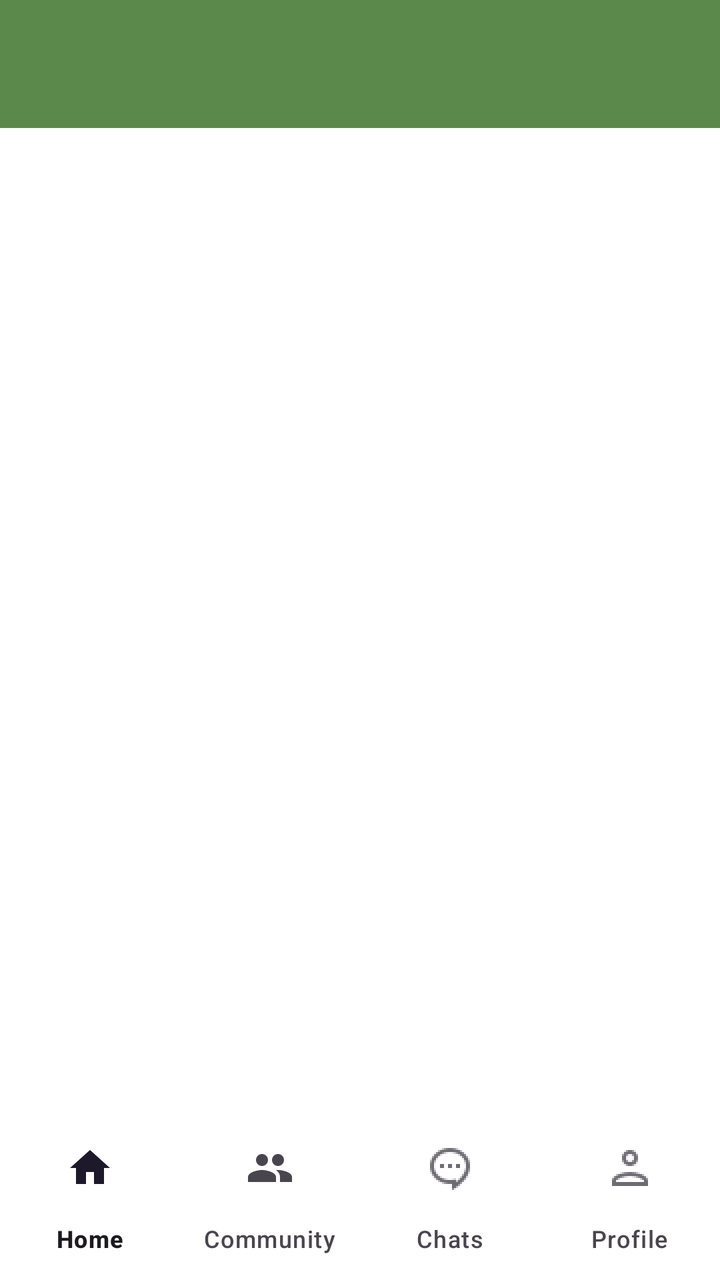
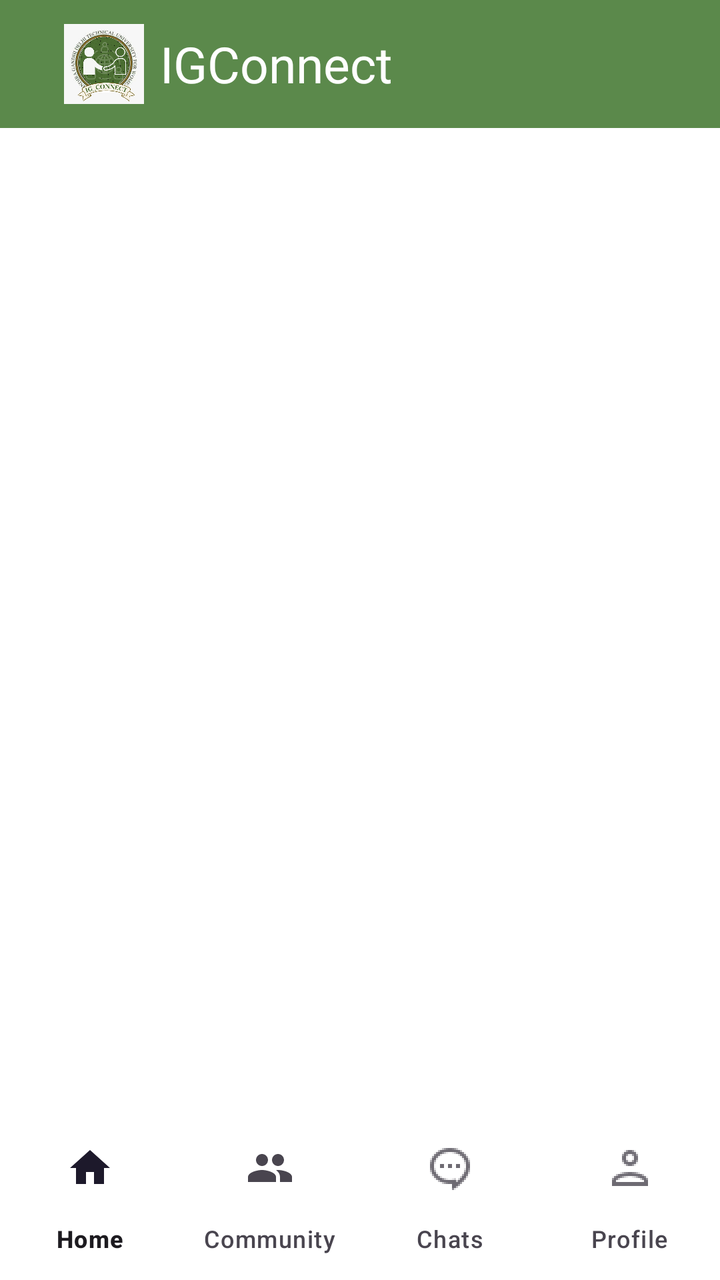

Screens rendered from an Android XML layout before and after an edit, with the pre-edit source and the edit as a unified diff.
<!-- AndroidManifest.xml: application theme Theme.IG_Connect -->
<!-- res/layout/activity_after_login.xml -->
<androidx.constraintlayout.widget.ConstraintLayout xmlns:android="http://schemas.android.com/apk/res/android"
    xmlns:app="http://schemas.android.com/apk/res-auto"
    xmlns:tools="http://schemas.android.com/tools"
    android:id="@+id/main"
    android:layout_width="match_parent"
    android:layout_height="match_parent"
    android:fitsSystemWindows="true"
    tools:context=".AfterLoginActivity">

    
    <androidx.appcompat.widget.Toolbar
        android:id="@+id/toolbar"
        android:layout_width="0dp"
        android:layout_height="wrap_content"
        android:background="@color/custom_green"
        android:elevation="4dp"
        android:titleTextColor="@android:color/white"
        android:theme="@style/ThemeOverlay.AppCompat.ActionBar"
        app:popupTheme="@style/ThemeOverlay.AppCompat.Light"
        app:layout_constraintTop_toTopOf="parent"
        app:layout_constraintStart_toStartOf="parent"
        app:layout_constraintEnd_toEndOf="parent" />

    <FrameLayout
        android:id="@+id/fragment_container"
        android:layout_width="0dp"
        android:layout_height="690dp"
        app:layout_constraintTop_toBottomOf="@id/toolbar"
        app:layout_constraintBottom_toTopOf="@id/bottom_navigation"
        app:layout_constraintStart_toStartOf="parent"
        app:layout_constraintEnd_toEndOf="parent"
        android:layout_marginTop="8dp"
        android:paddingTop="8dp"
        android:paddingLeft="16dp"
        android:background="@color/white"
        android:paddingRight="16dp" />

    
    <com.google.android.material.bottomnavigation.BottomNavigationView
        android:id="@+id/bottom_navigation"
        android:layout_width="0dp"
        android:layout_height="wrap_content"
        android:background="@color/blue"
        android:paddingBottom="0dp"
        app:itemBackground="@color/white"
        app:labelVisibilityMode="labeled"
        app:menu="@menu/bottom_menu"
        app:layout_constraintBottom_toBottomOf="parent"
        app:layout_constraintStart_toStartOf="parent"
        app:layout_constraintEnd_toEndOf="parent" />
</androidx.constraintlayout.widget.ConstraintLayout>
<!-- resources referenced by this layout -->
<resources>
  <color name="blue">#85DAFF</color>
  <color name="custom_green">#5b894b</color>
  <color name="white">#FFFFFF</color>
  <style name="Theme.IG_Connect" parent="Base.Theme.IG_Connect" />
  <style name="Base.Theme.IG_Connect" parent="Theme.Material3.Light.NoActionBar">
          <item name="colorPrimary">@color/blue</item>
          <item name="colorPrimaryVariant">@color/blue</item>
          <item name="android:statusBarColor">@color/blue</item>
      </style>
</resources>

<!-- the commit's change to res/layout/activity_after_login.xml (unified diff, before → after) -->
@@ -15,37 +15,72 @@
         android:background="@color/custom_green"
         android:elevation="4dp"
         android:titleTextColor="@android:color/white"
-        android:theme="@style/ThemeOverlay.AppCompat.ActionBar"
-        app:popupTheme="@style/ThemeOverlay.AppCompat.Light"
-        app:layout_constraintTop_toTopOf="parent"
-        app:layout_constraintStart_toStartOf="parent"
-        app:layout_constraintEnd_toEndOf="parent" />
-
-    <FrameLayout
-        android:id="@+id/fragment_container"
-        android:layout_width="0dp"
-        android:layout_height="690dp"
-        app:layout_constraintTop_toBottomOf="@id/toolbar"
-        app:layout_constraintBottom_toTopOf="@id/bottom_navigation"
-        app:layout_constraintStart_toStartOf="parent"
-        app:layout_constraintEnd_toEndOf="parent"
-        android:layout_marginTop="8dp"
-        android:paddingTop="8dp"
-        android:paddingLeft="16dp"
-        android:background="@color/white"
-        android:paddingRight="16dp" />
+        android:title="IGConnect"
+    android:theme="@style/ThemeOverlay.AppCompat.ActionBar"
+    app:popupTheme="@style/ThemeOverlay.AppCompat.Light"
+    app:layout_constraintTop_toTopOf="parent"
+    app:layout_constraintStart_toStartOf="parent"
+    app:layout_constraintEnd_toEndOf="parent">
 
     
-    <com.google.android.material.bottomnavigation.BottomNavigationView
-        android:id="@+id/bottom_navigation"
-        android:layout_width="0dp"
+    <LinearLayout
+        android:layout_width="wrap_content"
         android:layout_height="wrap_content"
-        android:background="@color/blue"
-        android:paddingBottom="0dp"
-        app:itemBackground="@color/white"
-        app:labelVisibilityMode="labeled"
-        app:menu="@menu/bottom_menu"
-        app:layout_constraintBottom_toBottomOf="parent"
-        app:layout_constraintStart_toStartOf="parent"
-        app:layout_constraintEnd_toEndOf="parent" />
-</androidx.constraintlayout.widget.ConstraintLayout>
+        android:orientation="horizontal"
+        android:gravity="start|center_vertical"
+        android:paddingStart="16dp">
+
+        
+        <ImageView
+            android:id="@+id/toolbar_logo"
+            android:layout_width="40dp"
+        android:layout_height="40dp"
+        android:src="@drawable/app_logo"
+        android:layout_marginEnd="8dp"
+        android:layout_gravity="center_vertical"
+        android:background="@drawable/circle_background"
+        />
+
+        
+        <TextView
+            android:id="@+id/toolbar_title"
+            android:layout_width="wrap_content"
+            android:layout_height="wrap_content"
+            android:text="IGConnect"
+        android:textSize="25sp"
+        android:textColor="@android:color/white"
+
+        android:layout_gravity="center_vertical" />
+    </LinearLayout>
+
+</androidx.appcompat.widget.Toolbar>
+
+<FrameLayout
+android:id="@+id/fragment_container"
+android:layout_width="0dp"
+android:layout_height="690dp"
+app:layout_constraintTop_toBottomOf="@id/toolbar"
+app:layout_constraintBottom_toTopOf="@id/bottom_navigation"
+app:layout_constraintStart_toStartOf="parent"
+app:layout_constraintEnd_toEndOf="parent"
+android:layout_marginTop="8dp"
+android:paddingTop="8dp"
+android:paddingLeft="16dp"
+android:background="@color/white"
+android:paddingRight="16dp" />
+
+    
+<com.google.android.material.bottomnavigation.BottomNavigationView
+android:id="@+id/bottom_navigation"
+android:layout_width="0dp"
+android:layout_height="wrap_content"
+android:background="@color/blue"
+android:paddingBottom="0dp"
+app:itemBackground="@color/white"
+app:labelVisibilityMode="labeled"
+app:menu="@menu/bottom_menu"
+app:layout_constraintBottom_toBottomOf="parent"
+app:layout_constraintStart_toStartOf="parent"
+app:layout_constraintEnd_toEndOf="parent" />
+
+    </androidx.constraintlayout.widget.ConstraintLayout>
<!-- resource entries referenced after the edit -->
@@ -3,6 +3,12 @@
   <color name="blue">#85DAFF</color>
   <color name="custom_green">#5b894b</color>
   <color name="white">#FFFFFF</color>
+  <!-- drawable app_logo: png bitmap (drawable, 194449 bytes) -->
+  <!-- drawable circle_background (drawable) -->
+  <shape xmlns:android="http://schemas.android.com/apk/res/android"
+      android:shape="oval">
+      <solid android:color="#DDDDDD"/>
+  </shape>
   <style name="Theme.IG_Connect" parent="Base.Theme.IG_Connect" />
   <style name="Base.Theme.IG_Connect" parent="Theme.Material3.Light.NoActionBar">
           <item name="colorPrimary">@color/blue</item>
